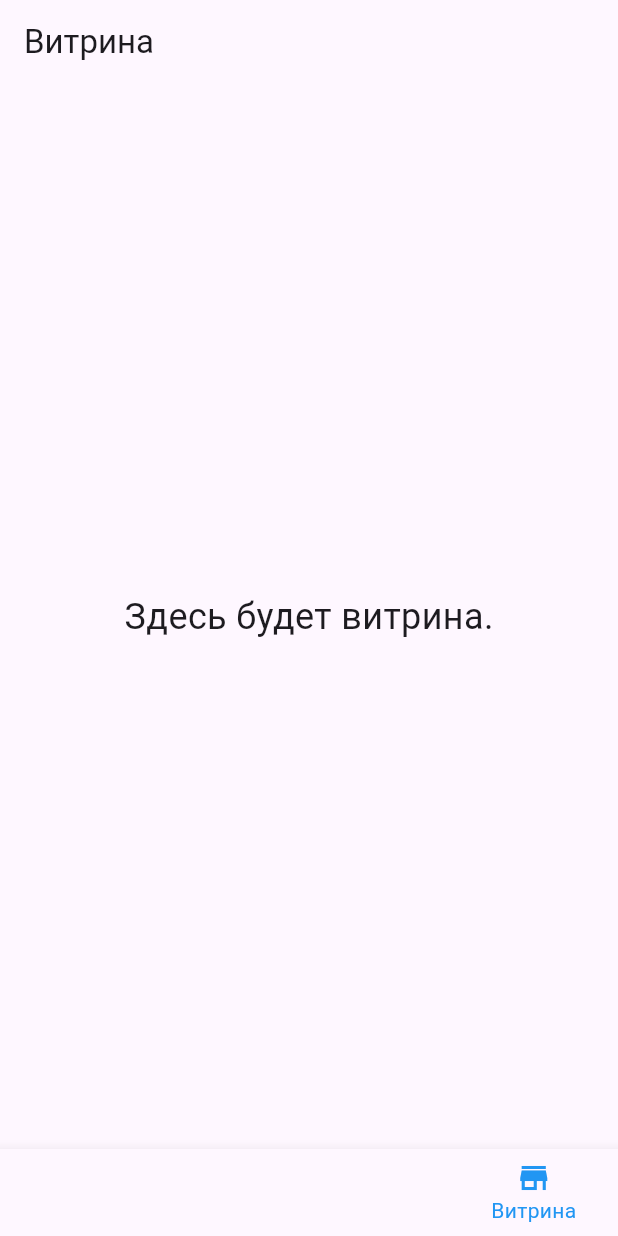
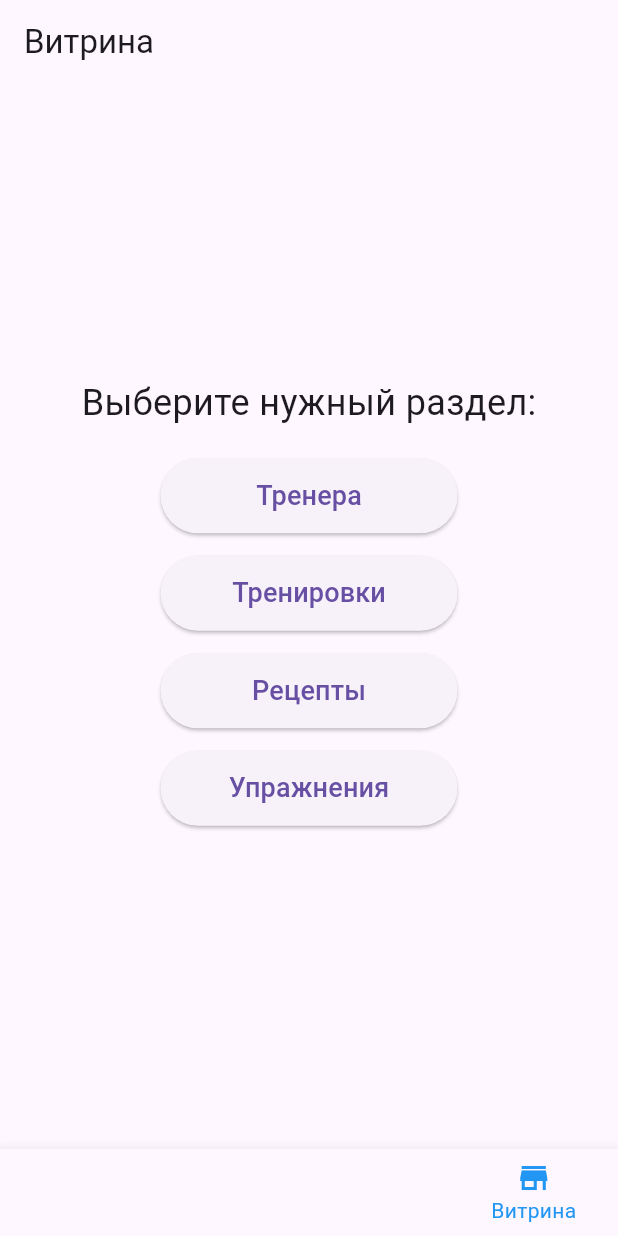
Before and after one commit to ARSENYddd/Hak_nah, a Flutter app: the screen it shows after launch, item 5 of the bottom bar chosen, on a phone screen of 412 x 824 dp. Run offline on Flutter 3.47's test engine with Material 3 defaults, Android fonts, the phone set to English and light mode, and no system bars; our stand-ins replace shared_preferences; network calls fail.

Commit message:
Созданы кнопки на витрине

```diff
--- /dev/null
+++ b/finance_app-dev/devtools_options.yaml
@@ -0,0 +1,3 @@
+description: This file stores settings for Dart & Flutter DevTools.
+documentation: https://docs.flutter.dev/tools/devtools/extensions#configure-extension-enablement-states
+extensions:
--- a/finance_app-dev/lib/screens/main_screen.dart
+++ b/finance_app-dev/lib/screens/main_screen.dart
@@ -1,3 +1,5 @@
+// ignore_for_file: prefer_const_constructors, library_private_types_in_public_api
+
 import 'package:flutter/material.dart';
 import 'package:finance_app/screens/chat/chat_screen.dart';
 import 'package:finance_app/screens/home/home_screen.dart';
--- a/finance_app-dev/lib/screens/showcase/showcase_screen.dart
+++ b/finance_app-dev/lib/screens/showcase/showcase_screen.dart
@@ -1,7 +1,11 @@
+// ignore_for_file: prefer_const_constructors
+
 import 'package:flutter/material.dart';
 
 class ShowcaseScreen extends StatelessWidget {
   const ShowcaseScreen({Key? key}) : super(key: key);
+
+  // TODO: Сделать ссылки на новые окна
 
   @override
   Widget build(BuildContext context) {
@@ -10,11 +14,91 @@ class ShowcaseScreen extends StatelessWidget {
         title: Text('Витрина'),
       ),
       body: Center(
-        child: Text(
-          'Здесь будет витрина.',
-          style: TextStyle(fontSize: 24),
+        child: Column(
+          mainAxisAlignment: MainAxisAlignment.center,
+          children: <Widget>[
+             Text(
+              'Выберите нужный раздел:',
+              style: TextStyle(fontSize: 24),
+            ),
+            SizedBox(height: 20),
+            ElevatedButton(
+              onPressed: () {
+                // Navigator.push(
+                //   context,
+                //   MaterialPageRoute(builder: (context) => TasksScreen()),
+                // );
+              },
+              child: Container(
+                height: 50,
+                width: 150, // Ширина кнопки
+                alignment: Alignment.center, // Выравнивание текста по центру
+                child: Text('Тренера', style: TextStyle(fontSize: 18)),
+              ),
+            ),
+            SizedBox(height: 15),
+            ElevatedButton(
+              onPressed: () {
+                // Navigator.push(
+                //   context,
+                //   MaterialPageRoute(builder: (context) => TasksScreen()),
+                // );
+              },
+              child: Container(
+                height: 50,
+                width: 150, // Ширина кнопки
+                alignment: Alignment.center, // Выравнивание текста по центру
+                child: Text('Тренировки', style: TextStyle(fontSize: 18)),
+              ),
+            ),
+            SizedBox(height: 15),
+            ElevatedButton(
+              onPressed: () {
+                // Navigator.push(
+                //   context,
+                //   MaterialPageRoute(builder: (context) => TasksScreen()),
+                // );
+              },
+              child: Container(
+                height: 50,
+                width: 150, // Ширина кнопки
+                alignment: Alignment.center, // Выравнивание текста по центру
+                child: Text('Рецепты', style: TextStyle(fontSize: 18)),
+              ),
+            ),
+            SizedBox(height: 15),
+            ElevatedButton(
+              onPressed: () {
+                // Navigator.push(
+                //   context,
+                //   MaterialPageRoute(builder: (context) => TasksScreen()),
+                // );
+              },
+              child: Container(
+                height: 50,
+                width: 150, // Ширина кнопки
+                alignment: Alignment.center, // Выравнивание текста по центру
+                child: Text('Упражнения', style: TextStyle(fontSize: 18)),
+              ),
+            ),
+            SizedBox(height: 20),
+          ],
         ),
       ),
     );
   }
+  // @override
+  // Widget build(BuildContext context) {
+  //   return Scaffold(
+  //     appBar: AppBar(
+  //       title: Text('Витрина'),
+  //     ),
+  //     body: Center(
+  //       child: Text(
+  //         'Здесь будет витрина.',
+  //         style: TextStyle(fontSize: 24),
+  //       ),
+  //     ),
+  //   );
+  // }
 }
```
Also changed, not shown: 1 other file.
